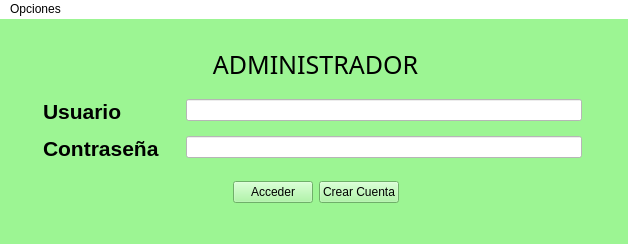
HailNicole/App_Finanzas, file admin.ui: the form before one commit.
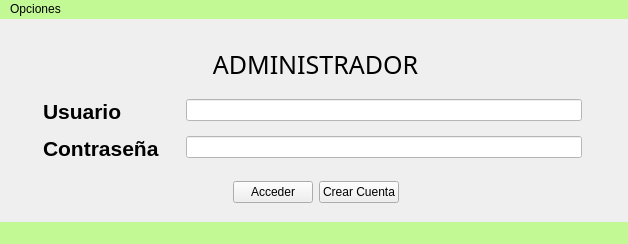
The form after the commit. Icons and pictures are not drawn.

```diff
--- a/admin.ui
+++ b/admin.ui
@@ -14,7 +14,7 @@
    <string>MainWindow</string>
   </property>
   <property name="styleSheet">
-   <string notr="true">background-color: rgb(156, 245, 147);</string>
+   <string notr="true"/>
   </property>
   <widget class="QWidget" name="centralwidget">
    <widget class="QWidget" name="horizontalLayoutWidget_2">
@@ -172,7 +172,7 @@
     </rect>
    </property>
    <property name="styleSheet">
-    <string notr="true">background-color: rgb(255, 255, 255);</string>
+    <string notr="true">background-color: rgb(194, 249, 149);</string>
    </property>
    <widget class="QMenu" name="menuOpciones">
     <property name="title">
@@ -185,7 +185,11 @@
    </widget>
    <addaction name="menuOpciones"/>
   </widget>
-  <widget class="QStatusBar" name="statusbar"/>
+  <widget class="QStatusBar" name="statusbar">
+   <property name="styleSheet">
+    <string notr="true">background-color: rgb(194, 249, 149);</string>
+   </property>
+  </widget>
   <action name="actionPrincipal">
    <property name="icon">
     <iconset resource="recursos.qrc">
```
